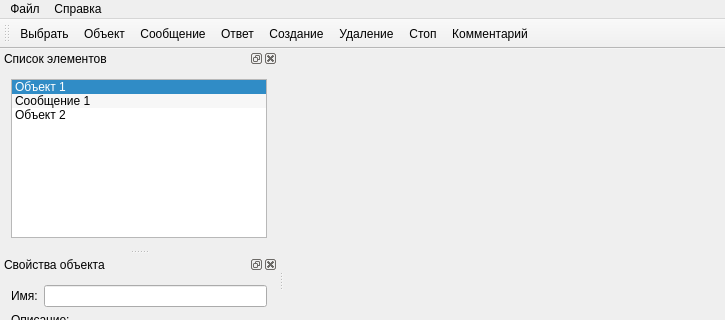
ARyaskov/SmilingMoose, file sumleditor/sumleditor/sumleditor.ui: the form before one commit; both pictures show x 0 to 725 and y 0 to 320 of the 725 by 532 pixel window.
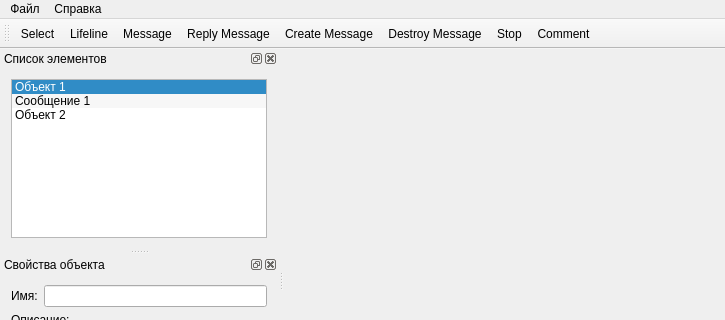
The form after the commit. Icons and pictures are not drawn.

Commit message: Добавлен класс свободного комментария. Все объекты появляются после "включения" кнопки, в верхнем левом углу сцены. Объекты можно двигать по сцене. Текст кнопок переведен на англ. язык, некоторым кнопкам заданы изображения.

The edit to the form file:
```diff
--- a/sumleditor/sumleditor/sumleditor.ui
+++ b/sumleditor/sumleditor/sumleditor.ui
@@ -63,7 +63,7 @@
    <addaction name="actSelect"/>
    <addaction name="actLifeline"/>
    <addaction name="actMessage"/>
-   <addaction name="actReturn"/>
+   <addaction name="actReply"/>
    <addaction name="actCreate"/>
    <addaction name="actDestroy"/>
    <addaction name="actStop"/>
@@ -245,8 +245,12 @@
    <property name="checked">
     <bool>false</bool>
    </property>
+   <property name="icon">
+    <iconset resource="sumleditor.qrc">
+     <normaloff>:/sumleditor/resources/Select.png</normaloff>:/sumleditor/resources/Select.png</iconset>
+   </property>
    <property name="text">
-    <string>Выбрать</string>
+    <string>Select</string>
    </property>
   </action>
   <action name="actLifeline">
@@ -254,7 +258,7 @@
     <bool>true</bool>
    </property>
    <property name="text">
-    <string>Объект</string>
+    <string>Lifeline</string>
    </property>
   </action>
   <action name="actMessage">
@@ -262,15 +266,15 @@
     <bool>true</bool>
    </property>
    <property name="text">
-    <string>Сообщение</string>
+    <string>Message</string>
    </property>
   </action>
-  <action name="actReturn">
+  <action name="actReply">
    <property name="checkable">
     <bool>true</bool>
    </property>
    <property name="text">
-    <string>Ответ</string>
+    <string>Reply Message</string>
    </property>
   </action>
   <action name="actCreate">
@@ -278,7 +282,7 @@
     <bool>true</bool>
    </property>
    <property name="text">
-    <string>Создание</string>
+    <string>Create Message</string>
    </property>
   </action>
   <action name="actDestroy">
@@ -286,7 +290,7 @@
     <bool>true</bool>
    </property>
    <property name="text">
-    <string>Удаление</string>
+    <string>Destroy Message</string>
    </property>
   </action>
   <action name="actStop">
@@ -294,15 +298,19 @@
     <bool>true</bool>
    </property>
    <property name="text">
-    <string>Стоп</string>
+    <string>Stop</string>
    </property>
   </action>
   <action name="actComment">
    <property name="checkable">
     <bool>true</bool>
    </property>
+   <property name="icon">
+    <iconset resource="sumleditor.qrc">
+     <normaloff>:/sumleditor/resources/Comment.png</normaloff>:/sumleditor/resources/Comment.png</iconset>
+   </property>
    <property name="text">
-    <string>Комментарий</string>
+    <string>Comment</string>
    </property>
   </action>
  </widget>
```
The commit also changes 6 other files.
